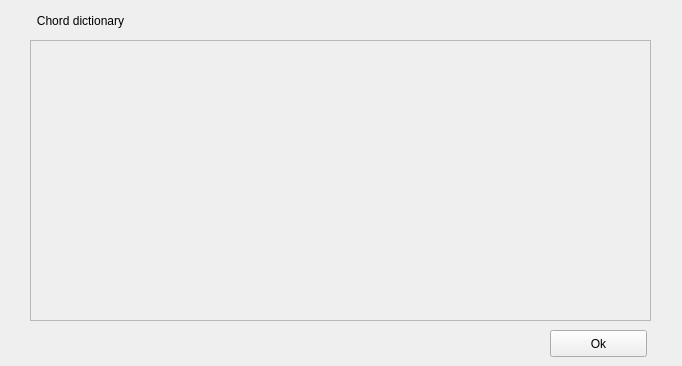
First picture: the form in IGuitar/IGuitarGUI/ChordDictionary.ui, repository jcelerier/pfa_guitar_tutor, before the edit.
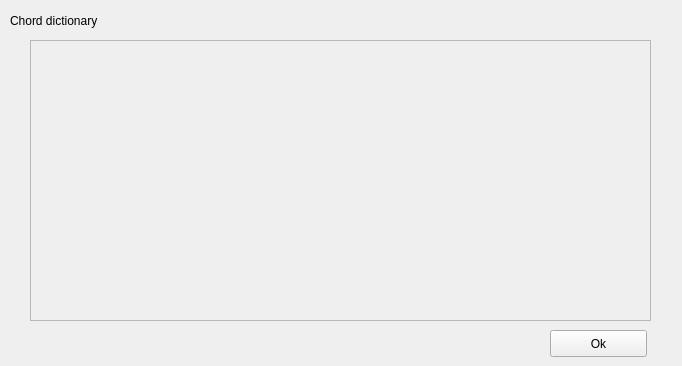
Second picture: the form after the edit.

```diff
--- a/IGuitar/IGuitarGUI/ChordDictionary.ui
+++ b/IGuitar/IGuitarGUI/ChordDictionary.ui
@@ -18,7 +18,7 @@
     <rect>
      <x>10</x>
      <y>10</y>
-     <width>141</width>
+     <width>261</width>
      <height>21</height>
     </rect>
    </property>
@@ -41,7 +41,7 @@
     <bool>false</bool>
    </property>
    <property name="alignment">
-    <set>Qt::AlignCenter</set>
+    <set>Qt::AlignLeading|Qt::AlignLeft|Qt::AlignVCenter</set>
    </property>
   </widget>
   <widget class="QScrollArea" name="scrollArea">
```
